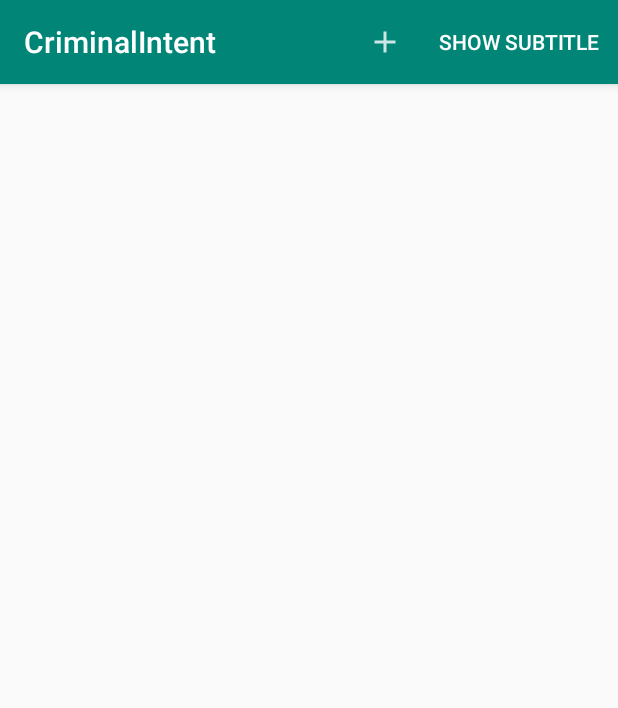
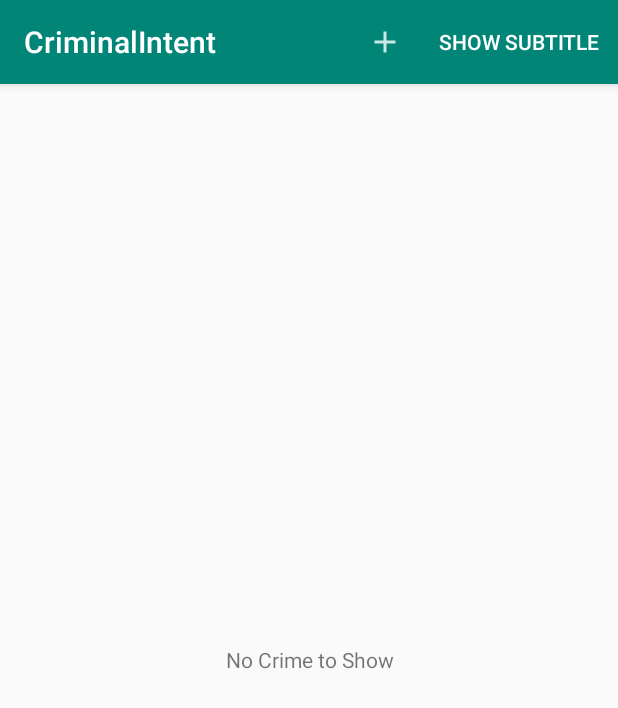
Before and after one commit to chenjun15/CriminalIntent, an Android app: the screen it shows after launch (CrimeListActivity), on a phone screen of 412 x 824 dp. Shown: the top 708 px of the screen. Run offline under Robolectric (Android 15) with nearby library versions, the phone set to English and light mode, and no system bars.

Commit message:
13.8 用于 RecyclerView 的空视图

```diff
--- a/app/src/main/java/com/cj/criminalintent/CrimeListFragment.java
+++ b/app/src/main/java/com/cj/criminalintent/CrimeListFragment.java
@@ -25,6 +25,7 @@ public class CrimeListFragment extends Fragment {
     private static final String SAVED_SUBTITLE_VISIBLE = "subtitle";
 
     private RecyclerView mCrimeRecyclerView;
+    private TextView mEmptyTextView;
     private CrimeAdapter mAdapter;
     private boolean mSubtitleVisible;
 
@@ -41,6 +42,8 @@ public class CrimeListFragment extends Fragment {
 
         mCrimeRecyclerView = view.findViewById(R.id.crime_recycler_view);
         mCrimeRecyclerView.setLayoutManager(new LinearLayoutManager(getActivity()));
+
+        mEmptyTextView = view.findViewById(R.id.no_crime_hint);
 
         if (savedInstanceState != null)
             mSubtitleVisible = savedInstanceState.getBoolean(SAVED_SUBTITLE_VISIBLE);
@@ -113,6 +116,14 @@ public class CrimeListFragment extends Fragment {
             mAdapter.notifyDataSetChanged();
         }
 
+        if (crimes.size() == 0) {
+            mEmptyTextView.setVisibility(View.VISIBLE);
+            mCrimeRecyclerView.setVisibility(View.GONE);
+        } else {
+            mEmptyTextView.setVisibility(View.GONE);
+            mCrimeRecyclerView.setVisibility(View.VISIBLE);
+        }
+
         updateSubtitle();
     }
 
--- a/app/src/main/res/layout/fragment_crime_list.xml
+++ b/app/src/main/res/layout/fragment_crime_list.xml
@@ -1,5 +1,18 @@
 <?xml version="1.0" encoding="utf-8"?>
-<androidx.recyclerview.widget.RecyclerView xmlns:android="http://schemas.android.com/apk/res/android"
-    android:id="@+id/crime_recycler_view"
+<LinearLayout xmlns:android="http://schemas.android.com/apk/res/android"
     android:layout_width="match_parent"
-    android:layout_height="match_parent" />
+    android:layout_height="match_parent"
+    android:orientation="vertical">
+
+    <androidx.recyclerview.widget.RecyclerView xmlns:android="http://schemas.android.com/apk/res/android"
+        android:id="@+id/crime_recycler_view"
+        android:layout_width="match_parent"
+        android:layout_height="match_parent" />
+
+    <TextView
+        android:id="@+id/no_crime_hint"
+        android:layout_width="match_parent"
+        android:layout_height="match_parent"
+        android:gravity="center"
+        android:text="@string/no_crime_hint" />
+</LinearLayout>
--- a/app/src/main/res/values/strings.xml
+++ b/app/src/main/res/values/strings.xml
@@ -13,4 +13,5 @@
         <item quantity="one">%1$d crime</item>
         <item quantity="other">%1$d crimes</item>
     </plurals>
+    <string name="no_crime_hint">No Crime to Show</string>
 </resources>
```
